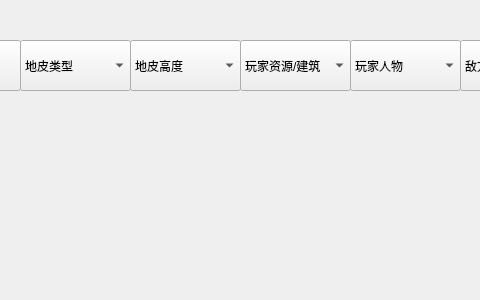
Before: the Qt Designer form Editor.ui in hackermmzz/new-aoe, drawn with Qt 5; both pictures show x 200 to 680 and y 0 to 300 of the 1500 by 300 pixel window.
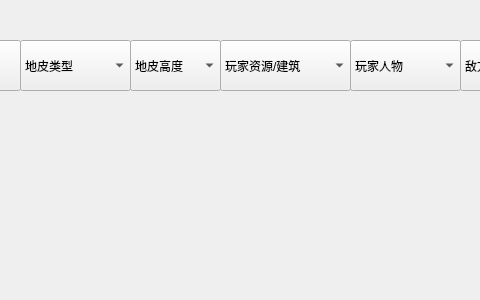
After: the same form once the commit is applied.

```diff
--- a/Editor.ui
+++ b/Editor.ui
@@ -31,7 +31,7 @@
     <rect>
      <x>330</x>
      <y>40</y>
-     <width>111</width>
+     <width>91</width>
      <height>51</height>
     </rect>
    </property>
@@ -54,9 +54,9 @@
   <widget class="QComboBox" name="player_building_and_source">
    <property name="geometry">
     <rect>
-     <x>440</x>
+     <x>420</x>
      <y>40</y>
-     <width>111</width>
+     <width>131</width>
      <height>51</height>
     </rect>
    </property>
```
Left out of the diff: 17 changed lines with no effect on the pictures.
